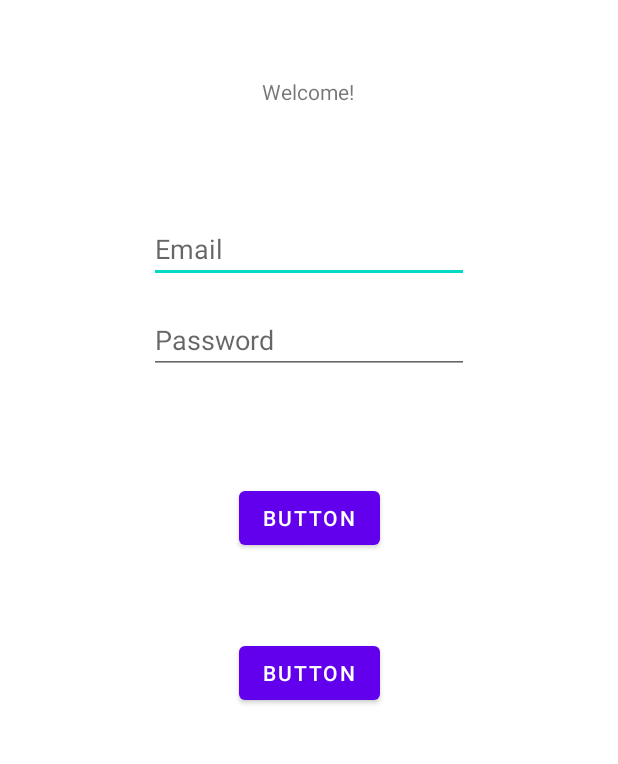
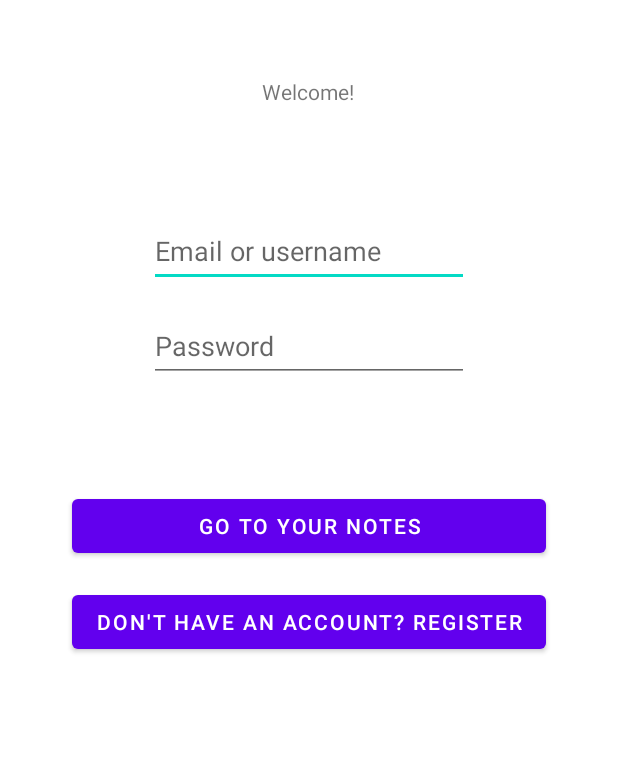
Before and after one commit to winnie-phebus/Abstrkt, an Android app: the screen it shows after launch (MainActivity), on a phone screen of 412 x 824 dp, the part 169-933 px from its top. Run offline under Robolectric (Android 15) with nearby library versions, the phone set to English and light mode, and no system bars.

```diff
--- a/app/src/main/res/layout/fragment_login.xml
+++ b/app/src/main/res/layout/fragment_login.xml
@@ -18,8 +18,9 @@
             android:layout_height="wrap_content"
             android:layout_marginTop="40dp"
             android:ems="10"
-            android:hint="Email"
+            android:hint="@string/loginPage_emailHint"
             android:inputType="textEmailAddress"
+            android:minHeight="48dp"
             app:layout_constraintEnd_toEndOf="parent"
             app:layout_constraintHorizontal_bias="0.5"
             app:layout_constraintStart_toStartOf="parent"
@@ -31,8 +32,9 @@
             android:layout_height="wrap_content"
             android:layout_marginTop="15dp"
             android:ems="10"
-            android:hint="Password"
+            android:hint="@string/loginPage_passwordHint"
             android:inputType="textPassword"
+            android:minHeight="48dp"
             app:layout_constraintEnd_toEndOf="parent"
             app:layout_constraintHorizontal_bias="0.5"
             app:layout_constraintStart_toStartOf="parent"
@@ -40,21 +42,20 @@
 
         <Button
             android:id="@+id/lr_login_button"
-            android:layout_width="wrap_content"
+            android:layout_width="0dp"
             android:layout_height="wrap_content"
             android:layout_marginTop="72dp"
-            android:text="Button"
-            app:layout_constraintEnd_toEndOf="parent"
-            app:layout_constraintHorizontal_bias="0.5"
-            app:layout_constraintStart_toStartOf="parent"
+            android:text="@string/loginPage_goToAccount"
+            app:layout_constraintEnd_toEndOf="@+id/lr_open_reg_button"
+            app:layout_constraintStart_toStartOf="@+id/lr_open_reg_button"
             app:layout_constraintTop_toBottomOf="@+id/lr_login_password" />
 
         <Button
             android:id="@+id/lr_open_reg_button"
             android:layout_width="wrap_content"
             android:layout_height="wrap_content"
-            android:layout_marginTop="55dp"
-            android:text="Button"
+            android:layout_marginTop="16dp"
+            android:text="@string/loginPage_createAccount"
             app:layout_constraintEnd_toEndOf="parent"
             app:layout_constraintHorizontal_bias="0.5"
             app:layout_constraintStart_toStartOf="parent"
--- a/app/src/main/res/values/strings.xml
+++ b/app/src/main/res/values/strings.xml
@@ -14,4 +14,18 @@
 
     <!-- Potentially Needed Strings -->
 
+    <!-- Login/Register Pages -->
+
+    <string name="loginPage_welcomeMessage">Welcome!</string>
+    <string name="loginPage_emailHint">Email or username</string>
+    <string name="loginPage_passwordHint">Password</string>
+    <string name="loginPage_goToAccount">Go to your notes</string>
+    <string name="loginPage_createAccount">Don\'t have an account? Register</string>
+
+    <string name="registerPage_message">Create an Account</string>
+    <string name="registerPage_email">Enter email</string>
+    <string name="registerPage_password">Enter password</string>
+    <string name="registerPage_confirmPassword">Confirm Password</string>
+
+
 </resources>
```
